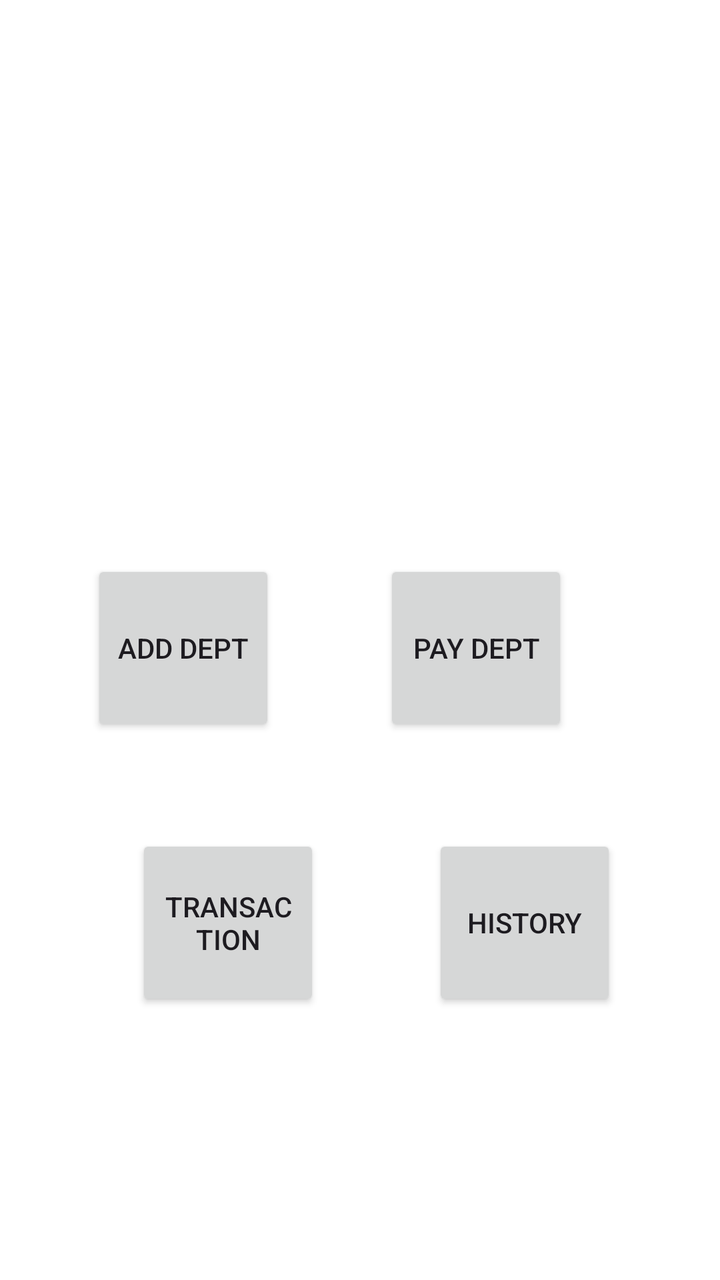
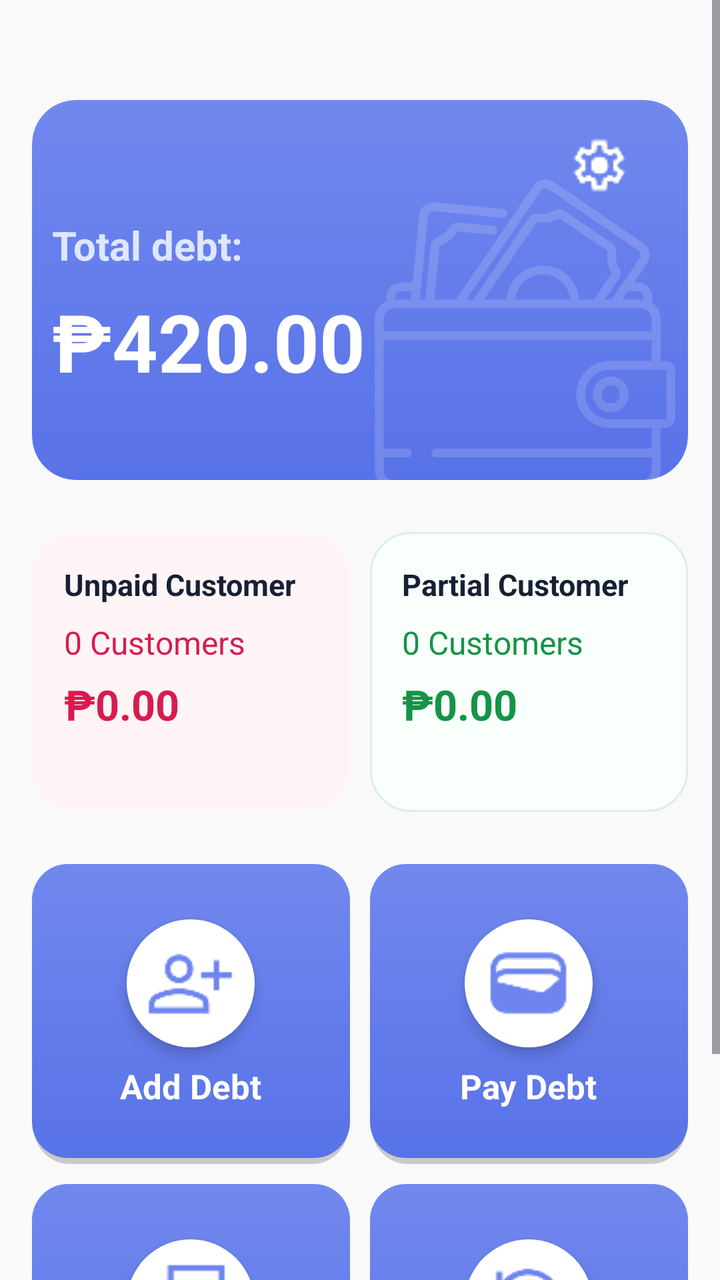

Compare the two renders of this Android layout. The source of the first and the diff that turns it into the second are given below.
<!-- AndroidManifest.xml: application theme Theme.Estor -->
<!-- res/layout/activity_main.xml -->
<?xml version="1.0" encoding="utf-8"?>
<androidx.constraintlayout.widget.ConstraintLayout xmlns:android="http://schemas.android.com/apk/res/android"
    xmlns:app="http://schemas.android.com/apk/res-auto"
    xmlns:tools="http://schemas.android.com/tools"
    android:id="@+id/main"
    android:layout_width="match_parent"
    android:layout_height="match_parent"
    tools:context=".MainActivity"
    tools:layout_editor_absoluteX="-20dp"
    android:background="@color/white">

    <Button
        android:id="@+id/button2"
        android:layout_width="92dp"
        android:layout_height="88dp"
        android:layout_marginTop="280dp"
        android:text="Add Dept"
        app:layout_constraintEnd_toStartOf="@+id/button3"
        app:layout_constraintHorizontal_bias="0.456"
        app:layout_constraintStart_toStartOf="parent"
        app:layout_constraintTop_toTopOf="parent" />

    <Button
        android:id="@+id/button4"
        android:layout_width="92dp"
        android:layout_height="88dp"
        android:layout_marginStart="68dp"
        android:text="Transaction"
        app:layout_constraintBottom_toBottomOf="parent"
        app:layout_constraintStart_toStartOf="parent"
        app:layout_constraintTop_toBottomOf="@+id/button2"
        app:layout_constraintVertical_bias="0.268" />

    <Button
        android:id="@+id/button5"
        android:layout_width="92dp"
        android:layout_height="88dp"
        android:text="History"
        app:layout_constraintBottom_toBottomOf="parent"
        app:layout_constraintEnd_toEndOf="parent"
        app:layout_constraintHorizontal_bias="0.522"
        app:layout_constraintStart_toEndOf="@+id/button4"
        app:layout_constraintTop_toBottomOf="@+id/button3"
        app:layout_constraintVertical_bias="0.268" />

    <Button
        android:id="@+id/button3"
        android:layout_width="92dp"
        android:layout_height="88dp"
        android:layout_marginTop="280dp"
        android:layout_marginEnd="76dp"
        android:text="Pay Dept"
        app:layout_constraintEnd_toEndOf="parent"
        app:layout_constraintTop_toTopOf="parent" />

</androidx.constraintlayout.widget.ConstraintLayout>
<!-- resources referenced by this layout -->
<resources>
  <color name="white">#FFFFFFFF</color>
  <style name="Theme.Estor" parent="Base.Theme.Estor" />
  <style name="Base.Theme.Estor" parent="Theme.Material3.DayNight.NoActionBar">
          
          
      </style>
</resources>

<!-- the commit's change to res/layout/activity_main.xml (unified diff, before → after) -->
@@ -1,56 +1,616 @@
 <?xml version="1.0" encoding="utf-8"?>
-<androidx.constraintlayout.widget.ConstraintLayout xmlns:android="http://schemas.android.com/apk/res/android"
+<LinearLayout
+    xmlns:android="http://schemas.android.com/apk/res/android"
     xmlns:app="http://schemas.android.com/apk/res-auto"
-    xmlns:tools="http://schemas.android.com/tools"
-    android:id="@+id/main"
+
     android:layout_width="match_parent"
     android:layout_height="match_parent"
-    tools:context=".MainActivity"
-    tools:layout_editor_absoluteX="-20dp"
-    android:background="@color/white">
-
-    <Button
-        android:id="@+id/button2"
-        android:layout_width="92dp"
-        android:layout_height="88dp"
-        android:layout_marginTop="280dp"
-        android:text="Add Dept"
-        app:layout_constraintEnd_toStartOf="@+id/button3"
-        app:layout_constraintHorizontal_bias="0.456"
-        app:layout_constraintStart_toStartOf="parent"
-        app:layout_constraintTop_toTopOf="parent" />
-
-    <Button
-        android:id="@+id/button4"
-        android:layout_width="92dp"
-        android:layout_height="88dp"
-        android:layout_marginStart="68dp"
-        android:text="Transaction"
-        app:layout_constraintBottom_toBottomOf="parent"
-        app:layout_constraintStart_toStartOf="parent"
-        app:layout_constraintTop_toBottomOf="@+id/button2"
-        app:layout_constraintVertical_bias="0.268" />
-
-    <Button
-        android:id="@+id/button5"
-        android:layout_width="92dp"
-        android:layout_height="88dp"
-        android:text="History"
-        app:layout_constraintBottom_toBottomOf="parent"
-        app:layout_constraintEnd_toEndOf="parent"
-        app:layout_constraintHorizontal_bias="0.522"
-        app:layout_constraintStart_toEndOf="@+id/button4"
-        app:layout_constraintTop_toBottomOf="@+id/button3"
-        app:layout_constraintVertical_bias="0.268" />
-
-    <Button
-        android:id="@+id/button3"
-        android:layout_width="92dp"
-        android:layout_height="88dp"
-        android:layout_marginTop="280dp"
-        android:layout_marginEnd="76dp"
-        android:text="Pay Dept"
-        app:layout_constraintEnd_toEndOf="parent"
-        app:layout_constraintTop_toTopOf="parent" />
-
-</androidx.constraintlayout.widget.ConstraintLayout>
+
+    android:orientation="vertical"
+    android:background="#F9F9F9">
+
+
+    
+    
+    
+
+    <ScrollView
+        android:layout_width="match_parent"
+        android:layout_height="match_parent"
+
+        android:fillViewport="true"
+        android:clipToPadding="false"
+
+        android:paddingBottom="16dp">
+
+
+        <LinearLayout
+            android:layout_width="match_parent"
+            android:layout_height="wrap_content"
+            android:orientation="vertical"
+            android:paddingStart="16dp"
+            android:paddingEnd="16dp"
+            android:paddingTop="50dp"
+            android:paddingBottom="16dp">
+
+
+            
+            
+            
+
+            <FrameLayout
+                android:layout_width="match_parent"
+                android:layout_height="190dp"
+
+                android:background="@drawable/bg_wallet"
+
+                android:clipToOutline="true">
+
+
+                
+                
+                
+                
+
+                <ImageView
+                    android:id="@+id/imgWalletDecoration"
+                    android:layout_width="155dp"
+                    android:layout_height="155dp"
+                    android:layout_gravity="bottom|end"
+                    android:layout_marginEnd="4dp"
+                    android:layout_marginBottom="-5dp"
+                    android:src="@drawable/wallet"
+                    android:alpha="0.15"
+                    android:scaleType="centerInside"
+                    android:contentDescription="Wallet decoration" />
+
+
+                
+                
+                
+
+                <LinearLayout
+                    android:layout_width="match_parent"
+                    android:layout_height="match_parent"
+                    android:orientation="vertical"
+                    android:paddingStart="10dp"
+                    android:paddingTop="10dp"
+                    android:paddingEnd="22dp"
+                    android:paddingBottom="22dp">
+
+
+                    
+                    
+                    
+
+
+                    
+                    
+                    
+
+                    <LinearLayout
+                        android:layout_width="match_parent"
+                        android:layout_height="45dp"
+                        android:gravity="end|center_vertical"
+                        android:orientation="horizontal">
+
+                        <ImageButton
+                            android:id="@+id/btnSettings"
+                            android:layout_width="45dp"
+                            android:layout_height="45dp"
+                            android:background="@android:color/transparent"
+                            android:clickable="true"
+                            android:contentDescription="Settings"
+                            android:focusable="true"
+                            android:padding="6dp"
+                            android:scaleType="centerInside"
+                            android:src="@drawable/ic_settings" />
+
+                    </LinearLayout>
+
+                    <TextView
+                        android:layout_width="wrap_content"
+                        android:layout_height="wrap_content"
+
+                        android:layout_marginTop="4dp"
+
+                        android:text="Total debt:"
+
+                        android:textColor="#DDE7FF"
+
+                        android:textSize="20sp"
+
+                        android:textStyle="bold" />
+
+
+                    
+                    
+                    
+
+                    <TextView
+                        android:id="@+id/txtBalance"
+                        android:layout_width="wrap_content"
+                        android:layout_height="wrap_content"
+                        android:layout_marginTop="8dp"
+                        android:maxLines="1"
+                        android:text="₱420.00"
+                        android:textColor="#FFFFFF"
+                        android:textSize="40sp"
+                        android:textStyle="bold" />
+                </LinearLayout>
+            </FrameLayout>
+
+
+            
+            
+            
+
+            <LinearLayout
+                android:layout_width="match_parent"
+                android:layout_height="wrap_content"
+                android:layout_marginTop="26dp"
+                android:orientation="horizontal">
+                
+                
+                
+
+                <LinearLayout
+                    android:layout_width="0dp"
+                    android:layout_height="wrap_content"
+                    android:minHeight="140dp"
+                    android:layout_weight="1"
+                    android:orientation="vertical"
+                    android:padding="16dp"
+                    android:background="@drawable/bg_unpaid">
+
+
+                    
+
+                    <TextView
+                        android:layout_width="match_parent"
+                        android:layout_height="wrap_content"
+
+                        android:text="Unpaid Customer"
+
+                        android:textColor="#172033"
+
+                        android:textSize="15sp"
+
+                        android:textStyle="bold"
+
+                        android:maxLines="2" />
+
+
+                    
+
+                    <TextView
+                        android:id="@+id/txtUnpaidCount"
+                        android:layout_width="wrap_content"
+                        android:layout_height="wrap_content"
+                        android:layout_marginTop="8dp"
+                        android:text="0 Customers"
+                        android:textColor="#D81B4E"
+                        android:textSize="16sp" />
+
+
+                    
+
+                    <TextView
+                        android:id="@+id/txtUnpaidAmount"
+                        android:layout_width="wrap_content"
+                        android:layout_height="wrap_content"
+                        android:layout_marginTop="6dp"
+                        android:text="₱0.00"
+                        android:textColor="#D81B4E"
+                        android:textSize="21sp"
+                        android:textStyle="bold" />
+
+                </LinearLayout>
+
+
+                
+                
+                
+
+                <Space
+                    android:layout_width="10dp"
+                    android:layout_height="1dp" />
+
+
+                
+                
+                
+
+                <LinearLayout
+                    android:layout_width="0dp"
+                    android:layout_height="wrap_content"
+
+                    android:minHeight="140dp"
+
+                    android:layout_weight="1"
+
+                    android:orientation="vertical"
+
+                    android:padding="16dp"
+
+                    android:background="@drawable/bg_partial">
+
+
+                    
+
+                    <TextView
+                        android:layout_width="match_parent"
+                        android:layout_height="wrap_content"
+
+                        android:text="Partial Customer"
+
+                        android:textColor="#172033"
+
+                        android:textSize="15sp"
+
+                        android:textStyle="bold"
+
+                        android:maxLines="2" />
+
+
+                    
+
+                    <TextView
+                        android:id="@+id/txtPartialCount"
+                        android:layout_width="wrap_content"
+                        android:layout_height="wrap_content"
+                        android:layout_marginTop="8dp"
+                        android:text="0 Customers"
+                        android:textColor="#149447"
+                        android:textSize="16sp" />
+
+                    
+
+                    <TextView
+                        android:id="@+id/txtPartialAmount"
+                        android:layout_width="wrap_content"
+                        android:layout_height="wrap_content"
+                        android:layout_marginTop="6dp"
+                        android:text="₱0.00"
+                        android:textColor="#149447"
+                        android:textSize="21sp"
+                        android:textStyle="bold" />
+
+                </LinearLayout>
+
+            </LinearLayout>
+
+
+            
+            
+            
+
+            <LinearLayout
+                android:layout_width="match_parent"
+                android:layout_height="150dp"
+                android:layout_marginTop="26dp"
+                android:orientation="horizontal">
+
+
+                
+                
+                
+
+                <LinearLayout
+                    android:id="@+id/btnAddDebt"
+
+                    android:layout_width="0dp"
+                    android:layout_height="match_parent"
+
+                    android:layout_weight="1"
+
+                    android:orientation="vertical"
+
+                    android:gravity="center"
+
+                    android:padding="8dp"
+
+                    android:clickable="true"
+                    android:focusable="true"
+
+                    android:background="@drawable/bg_add_debt">
+
+
+                    
+
+                    <FrameLayout
+                        android:layout_width="64dp"
+                        android:layout_height="64dp"
+
+                        android:background="@drawable/bg_white_circle"
+
+                        android:elevation="4dp">
+
+
+                        <ImageView
+                            android:id="@+id/imgAddDebt"
+
+                            android:layout_width="45dp"
+                            android:layout_height="45dp"
+
+                            android:layout_gravity="center"
+
+                            android:src="@drawable/ic_adddept"
+
+                            android:contentDescription="Add Debt"
+
+                            android:scaleType="centerInside" />
+
+                    </FrameLayout>
+
+
+                    
+
+                    <TextView
+                        android:layout_width="wrap_content"
+                        android:layout_height="wrap_content"
+
+                        android:layout_marginTop="8dp"
+
+                        android:text="Add Debt"
+
+                        android:textColor="#FFFFFF"
+
+                        android:textSize="17sp"
+
+                        android:textStyle="bold" />
+
+                </LinearLayout>
+
+
+                
+                
+                
+
+                <Space
+                    android:layout_width="10dp"
+                    android:layout_height="1dp" />
+
+
+                
+                
+                
+
+                <LinearLayout
+                    android:id="@+id/btnPayDebt"
+
+                    android:layout_width="0dp"
+                    android:layout_height="match_parent"
+
+                    android:layout_weight="1"
+
+                    android:orientation="vertical"
+
+                    android:gravity="center"
+
+                    android:padding="8dp"
+
+                    android:clickable="true"
+                    android:focusable="true"
+
+                    android:background="@drawable/bg_add_debt">
+
+
+                    
+
+                    <FrameLayout
+                        android:layout_width="64dp"
+                        android:layout_height="64dp"
+
+                        android:background="@drawable/bg_white_circle"
+
+                        android:elevation="4dp">
+
+
+                        <ImageView
+                            android:id="@+id/imgPayDebt"
+
+                            android:layout_width="45dp"
+                            android:layout_height="45dp"
+
+                            android:layout_gravity="center"
+
+                            android:src="@drawable/ic_paydept"
+
+                            android:contentDescription="Pay Debt"
+
+                            android:scaleType="centerInside" />
+
+                    </FrameLayout>
+
+
+                    
+
+                    <TextView
+                        android:layout_width="wrap_content"
+                        android:layout_height="wrap_content"
+
+                        android:layout_marginTop="8dp"
+
+                        android:text="Pay Debt"
+
+                        android:textColor="#FFFFFF"
+
+                        android:textSize="17sp"
+
+                        android:textStyle="bold" />
+
+                </LinearLayout>
+
+            </LinearLayout>
+
+
+            
+            
+            
+
+            <LinearLayout
+                android:layout_width="match_parent"
+                android:layout_height="150dp"
+
+                android:layout_marginTop="10dp"
+
+                android:orientation="horizontal">
+
+
+                
+                
+                
+
+                <LinearLayout
+                    android:id="@+id/btnTransaction"
+
+                    android:layout_width="0dp"
+                    android:layout_height="match_parent"
+
+                    android:layout_weight="1"
+
+                    android:orientation="vertical"
+
+                    android:gravity="center"
+
+                    android:padding="8dp"
+
+                    android:clickable="true"
+                    android:focusable="true"
+
+                    android:background="@drawable/bg_add_debt">
+
+
+                    
+
+                    <FrameLayout
+                        android:layout_width="64dp"
+                        android:layout_height="64dp"
+                        android:background="@drawable/bg_white_circle"
+                        android:elevation="4dp">
+
+
+                        <ImageView
+                            android:id="@+id/imgTransaction"
+
+                            android:layout_width="45dp"
+                            android:layout_height="45dp"
+
+                            android:layout_gravity="center"
+
+                            android:src="@drawable/ic_transaction"
+
+                            android:contentDescription="Transaction"
+
+                            android:scaleType="centerInside" />
+
+                    </FrameLayout>
+
+
+                    
+
+                    <TextView
+                        android:layout_width="wrap_content"
+                        android:layout_height="wrap_content"
+
+                        android:layout_marginTop="8dp"
+
+                        android:text="Transaction"
+
+                        android:textColor="#FFFFFF"
+
+                        android:textSize="17sp"
+
+                        android:textStyle="bold" />
+
+                </LinearLayout>
+
+
+                
+                
+                
+
+                <Space
+                    android:layout_width="10dp"
+                    android:layout_height="1dp" />
+
+
+                
+                
+                
+
+                <LinearLayout
+                    android:id="@+id/btnHistory"
+
+                    android:layout_width="0dp"
+                    android:layout_height="match_parent"
+
+                    android:layout_weight="1"
+
+                    android:orientation="vertical"
+
+                    android:gravity="center"
+
+                    android:padding="8dp"
+
+                    android:clickable="true"
+                    android:focusable="true"
+
+                    android:background="@drawable/bg_add_debt">
+
+
+                    
+
+                    <FrameLayout
+                        android:layout_width="64dp"
+                        android:layout_height="64dp"
+
+                        android:background="@drawable/bg_white_circle"
+
+                        android:elevation="4dp">
+
+
+                        <ImageView
+                            android:id="@+id/imgHistory"
+
+                            android:layout_width="45dp"
+                            android:layout_height="45dp"
+
+                            android:layout_gravity="center"
+
+                            android:src="@drawable/ic_history"
+
+                            android:contentDescription="History"
+
+                            android:scaleType="centerInside" />
+
+                    </FrameLayout>
+
+
+                    
+
+                    <TextView
+                        android:layout_width="wrap_content"
+                        android:layout_height="wrap_content"
+
+                        android:layout_marginTop="8dp"
+
+                        android:text="History"
+
+                        android:textColor="#FFFFFF"
+
+                        android:textSize="17sp"
+
+                        android:textStyle="bold" />
+
+                </LinearLayout>
+
+            </LinearLayout>
+
+
+        </LinearLayout>
+
+    </ScrollView>
+
+</LinearLayout>
<!-- resource entries referenced after the edit -->
@@ -1,7 +1,136 @@
 <!-- resources referenced by this layout -->
 <resources>
+  <!-- drawable bg_add_debt (drawable) -->
+  <?xml version="1.0" encoding="utf-8"?>
+  <selector xmlns:android="http://schemas.android.com/apk/res/android">
+  
+      
+      
+      
+  
+      <item android:state_pressed="true">
+  
+          <shape android:shape="rectangle">
+  
+              <corners android:radius="18dp" />
+  
+              <gradient
+                  android:type="linear"
+                  android:angle="270"
+                  android:startColor="#5A6BE8"
+                  android:endColor="#4D62DC" />
+  
+          </shape>
+  
+      </item>
+  
+  
+      
+      
+      
+  
+      <item>
+  
+          <layer-list>
+  
+              
+              
+              
+  
+              <item
+                  android:left="1dp"
+                  android:right="1dp"
+                  android:top="3dp"
+                  android:bottom="0dp">
+  
+                  <shape android:shape="rectangle">
+  
+                      <corners android:radius="18dp" />
+  
+                      <solid android:color="#C9C9C9" />
+  
+                  </shape>
+  
+              </item>
+  
+  
+              
+              
+              
+  
+              <item android:bottom="3dp">
+  
+                  <shape android:shape="rectangle">
+  
+                      <corners android:radius="18dp" />
+  
+                      <gradient
+                          android:type="linear"
+                          android:angle="270"
+                          android:startColor="#7188EE"
+                          android:endColor="#5872E8" />
+  
+                  </shape>
+  
+              </item>
+  
+          </layer-list>
+  
+      </item>
+  
+  </selector>
+  <!-- drawable bg_partial (drawable) -->
+  <?xml version="1.0" encoding="utf-8"?>
+  <shape xmlns:android="http://schemas.android.com/apk/res/android"
+      android:shape="rectangle">
+  
+      <solid android:color="#F9FFFB" />
+  
+      <corners android:radius="20dp" />
+  
+      <stroke
+          android:width="1dp"
+          android:color="#DDEFE3" />
+  
+  </shape>
+  <!-- drawable bg_unpaid (drawable) -->
+  <?xml version="1.0" encoding="utf-8"?>
+  <shape xmlns:android="http://schemas.android.com/apk/res/android"
+      android:shape="rectangle">
+  
+      <solid android:color="#FFF5F7" />
+  
+      <corners android:radius="22dp" />
+  
+  </shape>
+  <!-- drawable bg_wallet (drawable) -->
+  <?xml version="1.0" encoding="utf-8"?>
+  <shape xmlns:android="http://schemas.android.com/apk/res/android"
+      android:shape="rectangle">
+  
+      <corners android:radius="22dp" />
+  
+      <gradient
+          android:type="linear"
+          android:angle="270"
+          android:startColor="#7188EE"
+          android:endColor="#5872E8" />
+  
+  </shape>
+  <!-- drawable bg_white_circle (drawable) -->
+  <?xml version="1.0" encoding="utf-8"?>
+  <shape xmlns:android="http://schemas.android.com/apk/res/android"
+      android:shape="oval">
+      <solid android:color="@color/white" />
+  </shape>
+  <!-- drawable ic_adddept: png bitmap (drawable, 1274 bytes) -->
+  <!-- drawable ic_history: png bitmap (drawable, 1619 bytes) -->
+  <!-- drawable ic_paydept: png bitmap (drawable, 1094 bytes) -->
+  <!-- drawable ic_settings: png bitmap (drawable, 922 bytes) -->
+  <!-- drawable ic_transaction: png bitmap (drawable, 673 bytes) -->
+  <!-- drawable wallet: png bitmap (drawable, 21566 bytes) -->
+  <style name="Theme.Estor" parent="Base.Theme.Estor" />
   <color name="white">#FFFFFFFF</color>
-  <style name="Theme.Estor" parent="Base.Theme.Estor" />
   <style name="Base.Theme.Estor" parent="Theme.Material3.DayNight.NoActionBar">
           
           
